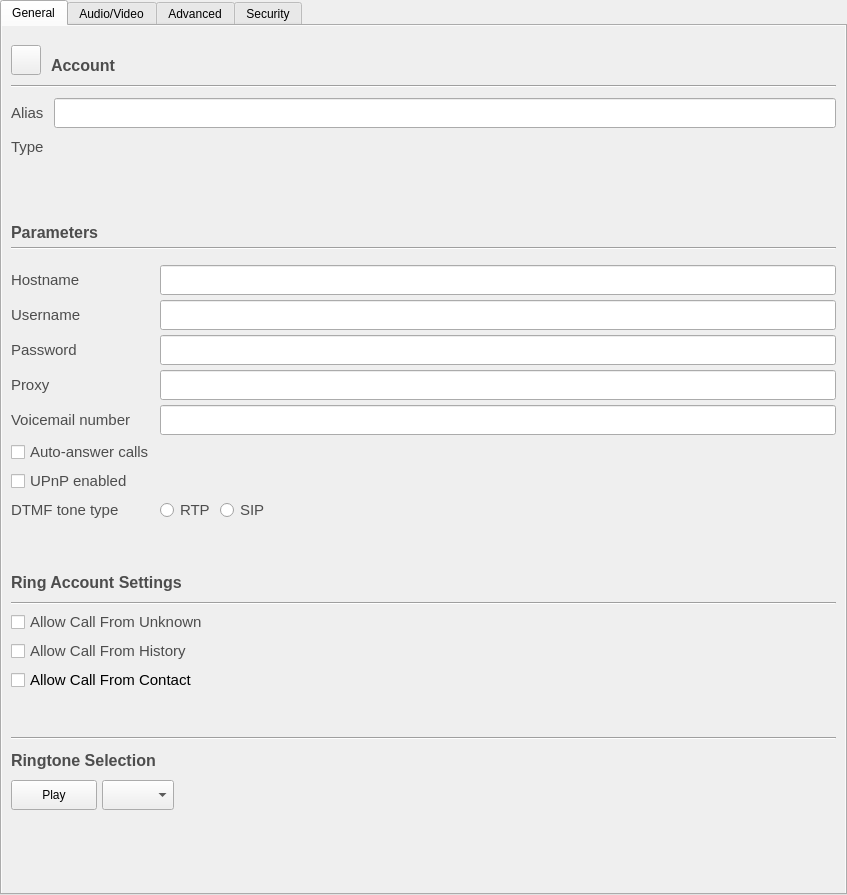
Old version of the form accountdetails.ui in the repository savoirfairelinux/jami-client-windows.
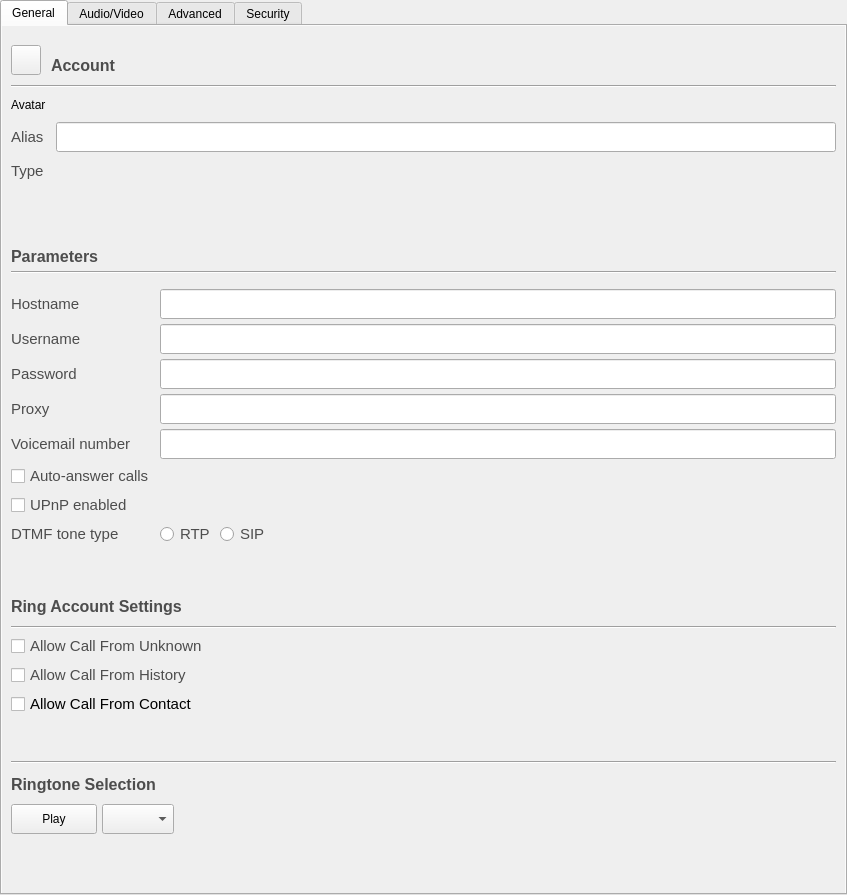
New version of the form. Icons and pictures are not drawn. Custom widgets are drawn as their Qt base class.

Commit message:
Allow user to take or choose a photo as their avatar
Tuleap: #TBD

Patch:
```diff
--- a/accountdetails.ui
+++ b/accountdetails.ui
@@ -91,8 +91,8 @@
            <rect>
             <x>0</x>
             <y>0</y>
-            <width>843</width>
-            <height>859</height>
+            <width>830</width>
+            <height>969</height>
            </rect>
           </property>
           <layout class="QVBoxLayout" name="verticalLayout_12">
@@ -190,7 +190,7 @@
                <property name="verticalSpacing">
                 <number>10</number>
                </property>
-               <item row="0" column="0">
+               <item row="1" column="0">
                 <widget class="QLabel" name="aliasLabel">
                  <property name="font">
                   <font>
@@ -208,7 +208,7 @@
                  </property>
                 </widget>
                </item>
-               <item row="0" column="1">
+               <item row="1" column="1">
                 <widget class="QLineEdit" name="lrcfg_alias">
                  <property name="sizePolicy">
                   <sizepolicy hsizetype="MinimumExpanding" vsizetype="Fixed">
@@ -224,7 +224,7 @@
                  </property>
                 </widget>
                </item>
-               <item row="1" column="0">
+               <item row="2" column="0">
                 <widget class="QLabel" name="typeLabel">
                  <property name="font">
                   <font>
@@ -239,7 +239,7 @@
                  </property>
                 </widget>
                </item>
-               <item row="1" column="1">
+               <item row="2" column="1">
                 <widget class="QLabel" name="typeValueLabel">
                  <property name="sizePolicy">
                   <sizepolicy hsizetype="MinimumExpanding" vsizetype="Preferred">
@@ -252,6 +252,23 @@
                  </property>
                 </widget>
                </item>
+               <item row="0" column="0">
+                <widget class="QLabel" name="label_18">
+                 <property name="text">
+                  <string>Avatar</string>
+                 </property>
+                </widget>
+               </item>
+               <item row="0" column="1">
+                <widget class="QLabel" name="avatarLabel">
+                 <property name="text">
+                  <string/>
+                 </property>
+                 <property name="pixmap">
+                  <pixmap resource="ressources.qrc">:/images/user/btn-default-userpic.svg</pixmap>
+                 </property>
+                </widget>
+               </item>
               </layout>
              </item>
             </layout>
```
Left out of the diff: 6 changed lines with no effect on the pictures. The commit also changes 20 other files.
